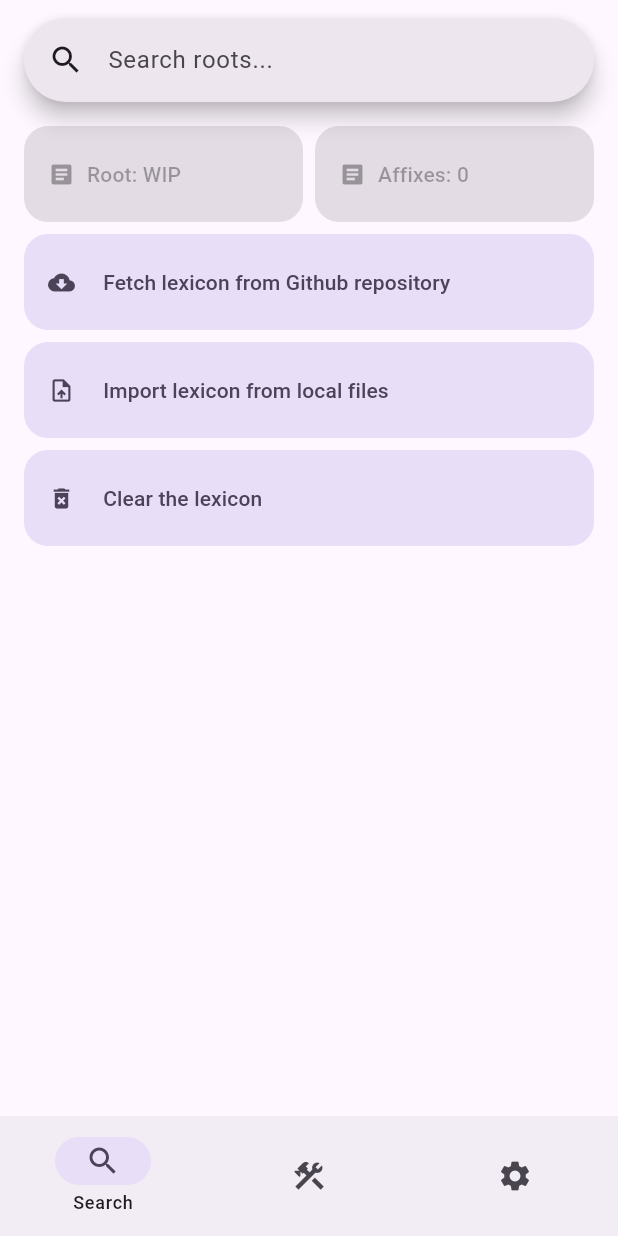
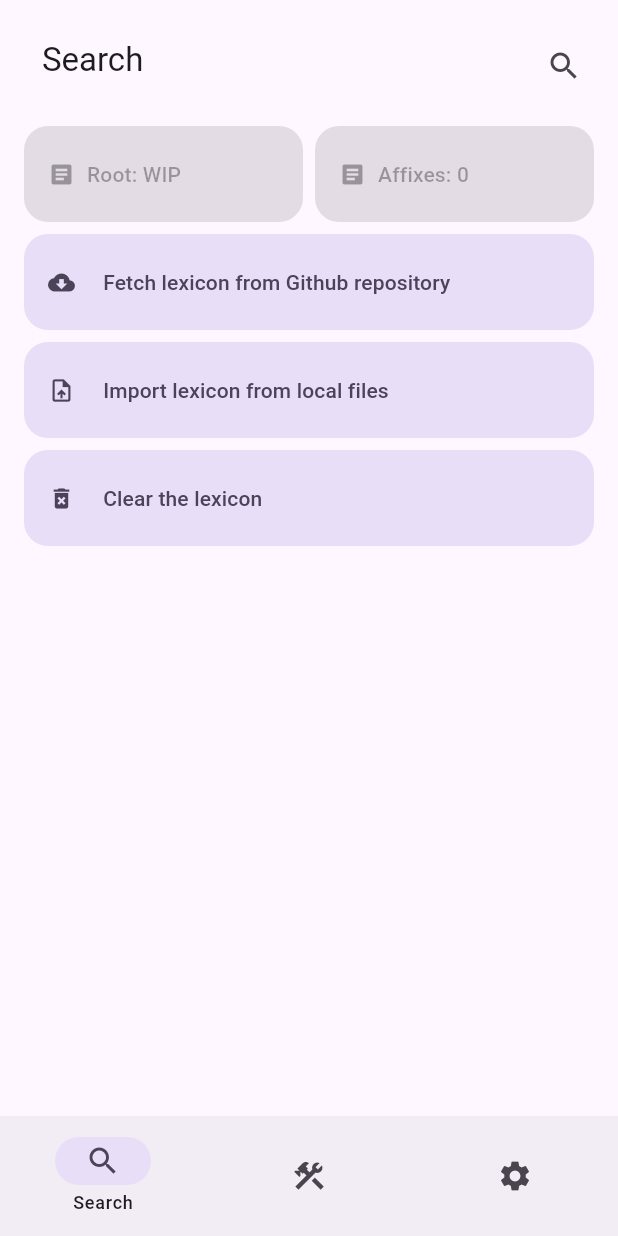
Before and after one commit to yuorb/enthrirhc, a Flutter app: the screen it shows after launch, on a phone screen of 412 x 824 dp. Run offline on Flutter 3.47's test engine with Material 2 defaults, Android fonts, the phone set to English and light mode, and no system bars; our stand-ins replace drift, file_picker, flutter_svg; missing offline and left inert: sqlite3; accounts and stored records are empty; generated files the repository leaves out were written again.

Commit message:
Update search bar UI

```diff
--- a/lib/pages/search.dart
+++ b/lib/pages/search.dart
@@ -71,19 +71,19 @@ class _SearchPageState extends State<SearchPage> {
   Widget build(BuildContext context) {
     return CustomScrollView(
       slivers: [
-        const SliverToBoxAdapter(
-          child: SizedBox(height: 12),
+        const SliverToBoxAdapter(child: SizedBox(height: 12)),
+        SliverAppBar(
+          title: Container(
+            margin: const EdgeInsets.all(12),
+            child: const Text("Search"),
           ),
-        SliverAppBar(
-          clipBehavior: Clip.none,
-          shape: const StadiumBorder(),
-          // scrolledUnderElevation: 0.0,
-          // titleSpacing: 0.0,
-          title: Consumer<LexiconModel>(
+          actions: [
+            Container(
+              margin: const EdgeInsets.all(12),
+              child: Consumer<LexiconModel>(
                 builder: (context, lexicon, child) {
-              return SearchAnchor.bar(
+                  return SearchAnchor(
                     searchController: controller,
-                barHintText: "Search roots...",
                     suggestionsBuilder: (BuildContext context, SearchController controller) async {
                       final result = await search(lexicon.database);
                       return result.map(
@@ -106,9 +106,19 @@ class _SearchPageState extends State<SearchPage> {
                         ),
                       );
                     },
+                    builder: (BuildContext context, SearchController controller) {
+                      return IconButton(
+                        onPressed: () {
+                          controller.openView();
+                        },
+                        icon: const Icon(Icons.search),
+                      );
+                    },
                   );
                 },
               ),
+            ),
+          ],
         ),
         SliverToBoxAdapter(
           child: Container(
```
Lines whose indentation alone changed are shown as unchanged.
